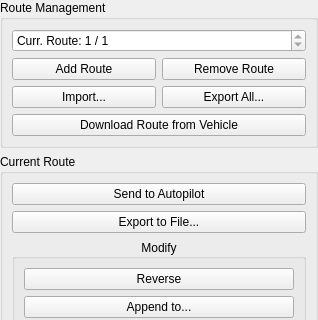
Before: the Qt Designer form userinterface/planui.ui in RISE-Dependable-Transport-Systems/WayWise, drawn with Qt 5; both pictures show x 0 to 318 and y 0 to 320 of the 318 by 852 pixel window.
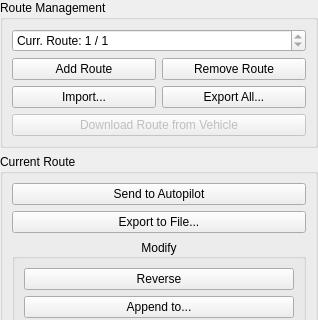
After: the same form once the commit is applied.

Commit message: Button greyed out if vehicle not connected

Patch:
```diff
--- a/userinterface/planui.ui
+++ b/userinterface/planui.ui
@@ -94,6 +94,9 @@
       </item>
       <item>
        <widget class="QPushButton" name="downloadCurrentRouteFromVehicleButton">
+        <property name="enabled">
+         <bool>false</bool>
+        </property>
         <property name="text">
          <string>Download Route from Vehicle</string>
         </property>
```
The commit also changes 1 other file.
